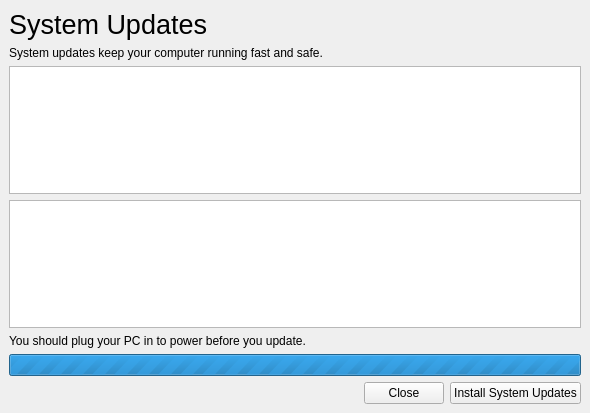
The window that updatewindow.ui (vicr123/thepackage) describes before a commit, drawn with Qt 5.
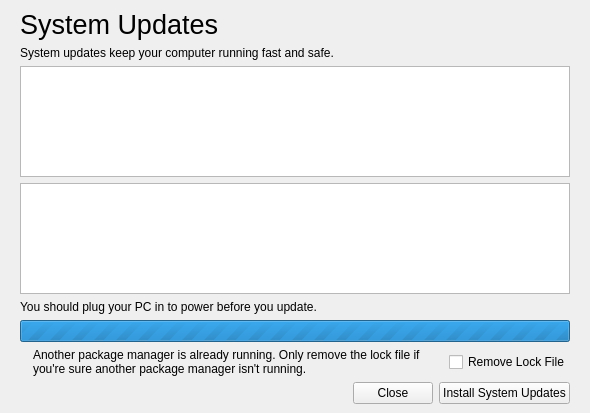
The same window after the commit. Icons and pictures are not drawn.

Commit message: Add Pacman Lock File Checking

What changed in the file:
```diff
--- a/updatewindow.ui
+++ b/updatewindow.ui
@@ -18,6 +18,12 @@
   </property>
   <widget class="QWidget" name="centralwidget">
    <layout class="QVBoxLayout" name="verticalLayout">
+    <property name="leftMargin">
+     <number>20</number>
+    </property>
+    <property name="rightMargin">
+     <number>20</number>
+    </property>
     <item>
      <widget class="QLabel" name="label_3">
       <property name="font">
@@ -69,6 +75,69 @@
       </property>
      </widget>
     </item>
+    <item>
+     <widget class="QFrame" name="pacmanLock">
+      <property name="sizePolicy">
+       <sizepolicy hsizetype="Preferred" vsizetype="Preferred">
+        <horstretch>0</horstretch>
+        <verstretch>0</verstretch>
+       </sizepolicy>
+      </property>
+      <property name="frameShape">
+       <enum>QFrame::NoFrame</enum>
+      </property>
+      <property name="frameShadow">
+       <enum>QFrame::Raised</enum>
+      </property>
+      <layout class="QHBoxLayout" name="horizontalLayout_6">
+       <property name="leftMargin">
+        <number>0</number>
+       </property>
+       <property name="topMargin">
+        <number>0</number>
+       </property>
+       <property name="rightMargin">
+        <number>0</number>
+       </property>
+       <property name="bottomMargin">
+        <number>0</number>
+       </property>
+       <item>
+        <widget class="QLabel" name="label_6">
+         <property name="text">
+          <string/>
+         </property>
+        </widget>
+       </item>
+       <item>
+        <widget class="QLabel" name="label_5">
+         <property name="sizePolicy">
+          <sizepolicy hsizetype="Expanding" vsizetype="Preferred">
+           <horstretch>0</horstretch>
+           <verstretch>0</verstretch>
+          </sizepolicy>
+         </property>
+         <property name="text">
+          <string>Another package manager is already running. Only remove the lock file if you're sure another package manager isn't running.</string>
+         </property>
+         <property name="scaledContents">
+          <bool>false</bool>
+         </property>
+         <property name="wordWrap">
+          <bool>true</bool>
+         </property>
+        </widget>
+       </item>
+       <item>
+        <widget class="QCheckBox" name="removePacmanLock">
+         <property name="text">
+          <string>Remove Lock File</string>
+         </property>
+        </widget>
+       </item>
+      </layout>
+     </widget>
+    </item>
     <item>
      <layout class="QHBoxLayout" name="horizontalLayout">
       <item>
```
Left out of the diff: 9 changed lines with no effect on the pictures. The commit also changes 8 other files.
